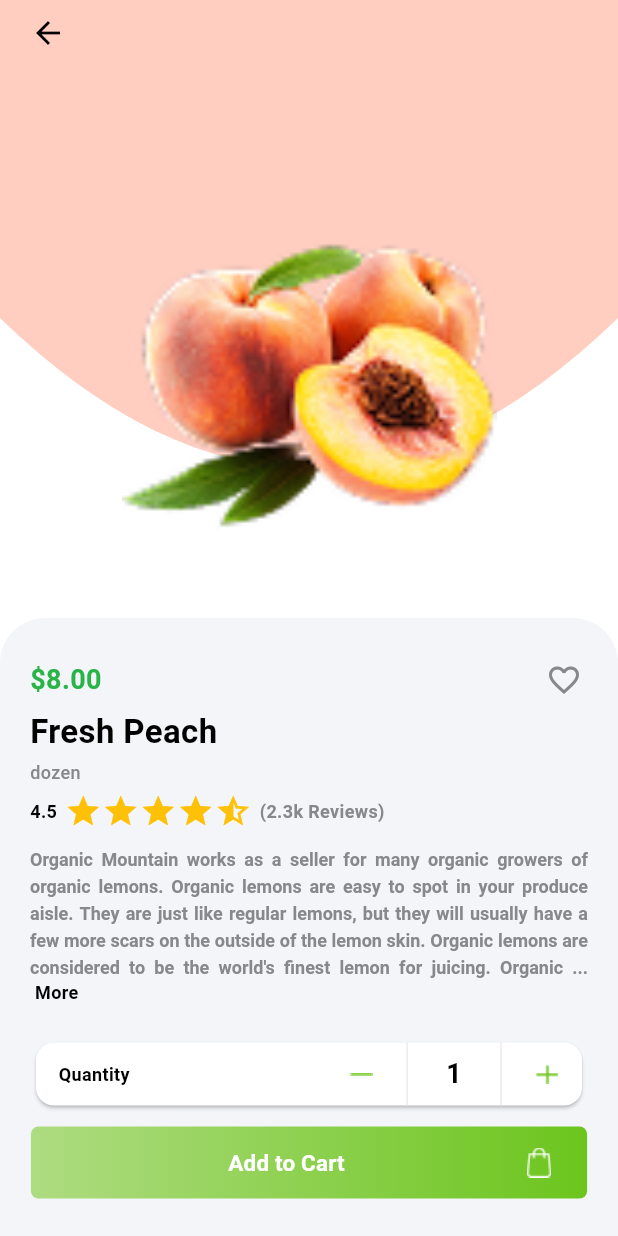
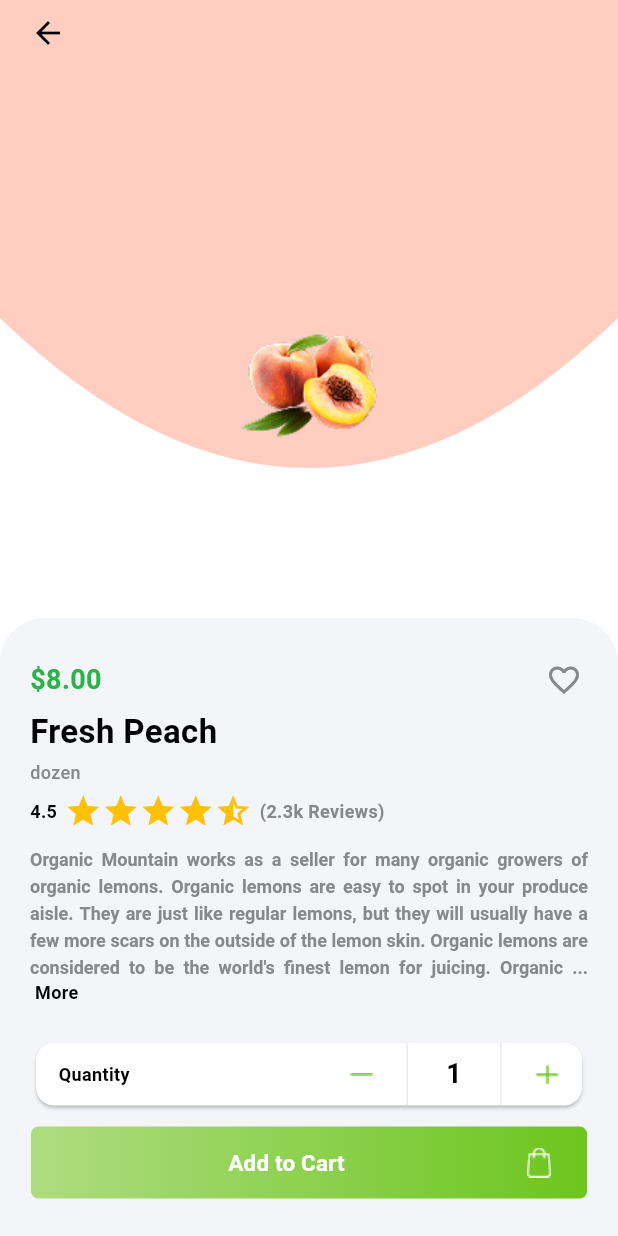
Before and after one commit to muhammadhuzaifakhan1133/grocery_app, a Flutter app: the screen it shows after launch, after a tap on "$8.00", on a phone screen of 412 x 824 dp. Run offline on Flutter 3.47's test engine with Material 3 defaults, Android fonts, the light colour scheme and no system bars; drawn by our look-alikes of flutter_rating; our stand-ins replace country_code_picker, go_router, pinput.

Commit message:
did some work on home for landscape mode

```diff
--- a/lib/ui/home/home_view.dart
+++ b/lib/ui/home/home_view.dart
@@ -55,7 +55,10 @@ class HomeView extends StatelessWidget {
                     ],
                   ),
                   const SizedBox(height: 15),
-                  productCategories(viewModel),
+                  Align(
+                    alignment: Alignment.centerLeft,
+                    child: HomeViewWidgets.productCategories(viewModel),
+                  ),
                   const SizedBox(height: 25),
                   Row(
                     mainAxisAlignment: MainAxisAlignment.spaceBetween,
--- a/lib/ui/home/widgets/home_ad_banner.dart
+++ b/lib/ui/home/widgets/home_ad_banner.dart
@@ -11,7 +11,7 @@ class HomeAdBanner extends StatelessWidget {
   Widget build(BuildContext context) {
     final viewModel = context.read<HomeViewModel>();
     return Container(
-      height: context.height * 0.3,
+      height: context.isPortrait ? context.height * 0.3 : context.height * 0.45,
       color: Colors.red,
       width: double.infinity,
       child: Stack(
--- a/lib/ui/home/widgets/home_view_widgets.dart
+++ b/lib/ui/home/widgets/home_view_widgets.dart
@@ -8,7 +8,8 @@ import 'package:grocery_app/models/product_model.dart';
 import 'package:grocery_app/ui/home/home_view_model.dart';
 import 'package:grocery_app/ui/home/widgets/category_card.dart';
 
-Stack productImage(ProductModel product) {
+class HomeViewWidgets {
+  static Stack productImage(ProductModel product) {
     return Stack(
       clipBehavior: Clip.none,
       alignment: Alignment.center,
@@ -26,7 +27,11 @@ Stack productImage(ProductModel product) {
     );
   }
 
-Padding cartCounter(HomeViewModel viewModel, int index, ProductModel product) {
+  static Padding cartCounter(
+    HomeViewModel viewModel,
+    int index,
+    ProductModel product,
+  ) {
     return Padding(
       padding: const EdgeInsets.symmetric(horizontal: 10.0),
       child: Row(
@@ -38,7 +43,10 @@ Padding cartCounter(HomeViewModel viewModel, int index, ProductModel product) {
             },
             child: Image.asset(AppImages.minusIcon),
           ),
-        Text(product.quantity.toString(), style: AppTextStyles.cartCountStyle),
+          Text(
+            product.quantity.toString(),
+            style: AppTextStyles.cartCountStyle,
+          ),
           InkWell(
             onTap: () {
               viewModel.increaseQuantity(index);
@@ -50,7 +58,7 @@ Padding cartCounter(HomeViewModel viewModel, int index, ProductModel product) {
     );
   }
 
-InkWell addToCartButton(HomeViewModel viewModel, int index) {
+  static InkWell addToCartButton(HomeViewModel viewModel, int index) {
     return InkWell(
       onTap: () {
         viewModel.addToCart(index);
@@ -66,7 +74,7 @@ InkWell addToCartButton(HomeViewModel viewModel, int index) {
     );
   }
 
-Positioned offerTag() {
+  static Positioned offerTag() {
     return Positioned(
       top: 0,
       left: 0,
@@ -83,7 +91,7 @@ Positioned offerTag() {
     );
   }
 
-Widget favoriteButton(
+  static Widget favoriteButton(
     HomeViewModel viewModel,
     int index,
     ProductModel product,
@@ -105,10 +113,11 @@ Widget favoriteButton(
     );
   }
 
-SingleChildScrollView productCategories(HomeViewModel viewModel) {
+  static SingleChildScrollView productCategories(HomeViewModel viewModel) {
     return SingleChildScrollView(
       scrollDirection: Axis.horizontal,
       child: Row(
+        mainAxisAlignment: MainAxisAlignment.start,
         children: List.generate(viewModel.categories.length, (index) {
           final category = viewModel.categories[index];
           return Padding(
@@ -119,3 +128,4 @@ SingleChildScrollView productCategories(HomeViewModel viewModel) {
       ),
     );
   }
+}
--- a/lib/ui/home/widgets/product_grid_view.dart
+++ b/lib/ui/home/widgets/product_grid_view.dart
@@ -1,4 +1,3 @@
-
 import 'package:flutter/material.dart';
 import 'package:grocery_app/constants/app_colors.dart';
 import 'package:grocery_app/constants/app_text_styles.dart';
@@ -10,10 +9,7 @@ import 'package:grocery_app/utils/extensions.dart';
 import 'package:provider/provider.dart';
 
 class ProductGridView extends StatelessWidget {
-  const ProductGridView({
-    super.key,
-    required this.viewModel,
-  });
+  const ProductGridView({super.key, required this.viewModel});
 
   final HomeViewModel viewModel;
 
@@ -23,18 +19,23 @@ class ProductGridView extends StatelessWidget {
       shrinkWrap: true,
       physics: const NeverScrollableScrollPhysics(),
       padding: EdgeInsets.zero,
-      gridDelegate: SliverGridDelegateWithFixedCrossAxisCount(
-        crossAxisCount: 2,
+      // This delegate is more responsive as it adapts the number of columns
+      // based on the available width.
+      gridDelegate: SliverGridDelegateWithMaxCrossAxisExtent(
+        // Define the maximum width of each item. The grid will automatically
+        // fit as many as possible per row.
+        maxCrossAxisExtent: 200,
         mainAxisSpacing: 20,
         crossAxisSpacing: 20,
-        childAspectRatio: context.width / (context.height * 0.62),
+        // A fixed aspect ratio ensures cards don't get stretched or squeezed.
+        // 0.75 means the height is 1.33 times the width (4:3 aspect ratio),
+        // which is a good fit for this card design.
+        childAspectRatio: context.isPortrait ? 0.68 : 0.9,
       ),
       itemCount: viewModel.featuredProducts.length,
       itemBuilder: (context, index) {
         return Selector<HomeViewModel, ProductModel>(
-          selector:
-              (context, viewModel) =>
-                  viewModel.featuredProducts[index],
+          selector: (context, viewModel) => viewModel.featuredProducts[index],
           builder: (context, product, child) {
             return ProductSquareCard(
               viewModel: viewModel,
--- a/lib/ui/home/widgets/product_square_card.dart
+++ b/lib/ui/home/widgets/product_square_card.dart
@@ -42,7 +42,7 @@ class ProductSquareCard extends StatelessWidget {
                   ),
                   child: Column(
                     children: [
-                      productImage(product),
+                      HomeViewWidgets.productImage(product),
                       const SizedBox(height: 10),
                       Text(
                         product.price,
@@ -71,17 +71,17 @@ class ProductSquareCard extends StatelessWidget {
                 ),
                 const SizedBox(height: 10),
                 if (product.isAddedInCart)
-                  cartCounter(viewModel, index, product),
+                  HomeViewWidgets.cartCounter(viewModel, index, product),
 
                 if (!product.isAddedInCart)
-                  addToCartButton(viewModel, index),
+                  HomeViewWidgets.addToCartButton(viewModel, index),
               ],
             ),
-            offerTag(),
+            HomeViewWidgets.offerTag(),
             Positioned(
               top: 0,
               right: 0,
-              child: favoriteButton(viewModel, index, product)),
+              child: HomeViewWidgets.favoriteButton(viewModel, index, product)),
           ],
         ),
       ),
--- a/lib/ui/product_detail/product_detail_view.dart
+++ b/lib/ui/product_detail/product_detail_view.dart
@@ -28,7 +28,7 @@ class ProductDetailView extends StatelessWidget {
       backgroundColor: AppColors.whiteColor,
       body: Column(
         children: [
-          productImageContainer(context: context, product: product),
+          ProductDetailWidgets.productImageContainer(context: context, product: product),
           Expanded(
             child: Container(
               width: context.width,
@@ -42,7 +42,7 @@ class ProductDetailView extends StatelessWidget {
               ),
               child: Column(
                 children: [
-                  productPriceAndFavIcon(viewModel: viewModel, product: product, index: index),
+                  ProductDetailWidgets.productPriceAndFavIcon(viewModel: viewModel, product: product, index: index),
                   const SizedBox(height: 3),
                   Align(
                     alignment: Alignment.centerLeft,
@@ -65,15 +65,15 @@ class ProductDetailView extends StatelessWidget {
                     ),
                   ),
                   const SizedBox(height: 5),
-                  ratingAndReviews(),
+                  ProductDetailWidgets.ratingAndReviews(),
                   const SizedBox(height: 10),
                   Expanded(
                     child: SingleChildScrollView(
-                      child: productDescription(viewModel: viewModel, product: product),
+                      child: ProductDetailWidgets.productDescription(viewModel: viewModel, product: product),
                     ),
                   ),
                   const SizedBox(height: 5),
-                  quantityCard(viewModel: viewModel, index: index, product: product, context: context),
+                  ProductDetailWidgets.quantityCard(viewModel: viewModel, index: index, product: product, context: context),
                   const SizedBox(height: 10),
                   CustomButton(
                     buttonText: "Add to Cart",
--- a/lib/ui/product_detail/widgets/product_detail_widgets.dart
+++ b/lib/ui/product_detail/widgets/product_detail_widgets.dart
@@ -11,7 +11,8 @@ import 'package:grocery_app/utils/custom_ui_clippers.dart';
 import 'package:grocery_app/utils/extensions.dart';
 import 'package:provider/provider.dart';
 
-Stack productImageContainer({
+class ProductDetailWidgets {
+  static Stack productImageContainer({
     required BuildContext context,
     required ProductModel product,
   }) {
@@ -28,16 +29,18 @@ Stack productImageContainer({
         ),
         Positioned(
           bottom: 30,
-        child: Container(
-          height: 250,
-          width: 250,
-          decoration: BoxDecoration(
-            image: DecorationImage(
-              image: AssetImage(product.image),
-              fit: BoxFit.contain,
-            ),
-          ),
-        ),
+          child: Image.asset(product.image, width: 250, height: 250,),
+          // child: Container(
+          //   height: 250,
+          //   width: 250,
+          //   decoration: BoxDecoration(
+          //     image: DecorationImage(
+          //       image: AssetImage(product.image),
+          //       fit: BoxFit.contain,
+          //     ),
+          //   ),
+          // ),
+
         ),
         // back icon
         Positioned(
@@ -54,7 +57,7 @@ Stack productImageContainer({
     );
   }
 
-Row productPriceAndFavIcon({
+  static Row productPriceAndFavIcon({
     required HomeViewModel viewModel,
     required ProductModel product,
     required int index,
@@ -71,14 +74,14 @@ Row productPriceAndFavIcon({
         Selector<HomeViewModel, ProductModel>(
           selector: (context, viewModel) => viewModel.featuredProducts[index],
           builder: (context, product, child) {
-          return favoriteButton(viewModel, index, product);
+            return HomeViewWidgets.favoriteButton(viewModel, index, product);
           },
         ),
       ],
     );
   }
 
-SizedBox quantityCard({
+  static SizedBox quantityCard({
     required HomeViewModel viewModel,
     required int index,
     required ProductModel product,
@@ -133,7 +136,7 @@ SizedBox quantityCard({
     );
   }
 
-Selector<HomeViewModel, bool> productDescription({
+  static Selector<HomeViewModel, bool> productDescription({
     required HomeViewModel viewModel,
     required ProductModel product,
   }) {
@@ -173,7 +176,7 @@ Selector<HomeViewModel, bool> productDescription({
     );
   }
 
-Row ratingAndReviews({bool showReviews = true}) {
+  static Row ratingAndReviews({bool showReviews = true}) {
     return Row(
       mainAxisAlignment: MainAxisAlignment.start,
       children: [
@@ -198,3 +201,4 @@ Row ratingAndReviews({bool showReviews = true}) {
       ],
     );
   }
+}
--- a/lib/utils/extensions.dart
+++ b/lib/utils/extensions.dart
@@ -4,4 +4,5 @@ import 'package:flutter/material.dart';
 extension ContextExtension on BuildContext {
   double get height => MediaQuery.of(this).size.height;
   double get width => MediaQuery.of(this).size.width;
+  bool get isPortrait => MediaQuery.of(this).orientation == Orientation.portrait;
 }
```
Lines whose indentation alone changed are shown as unchanged.
